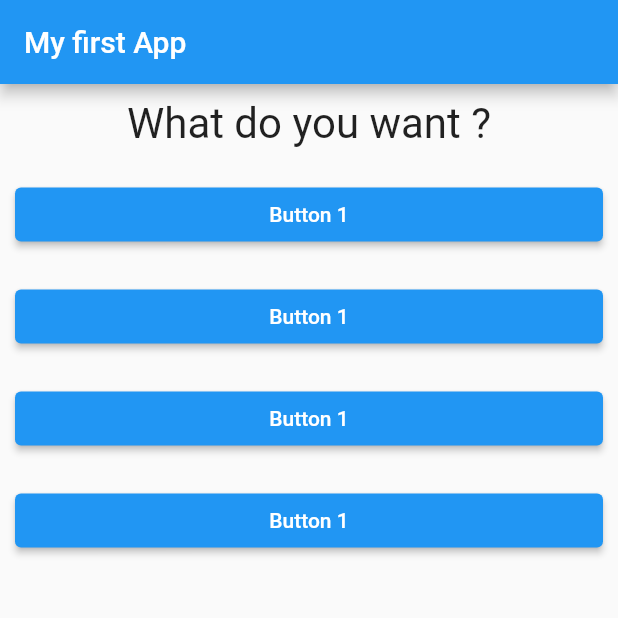
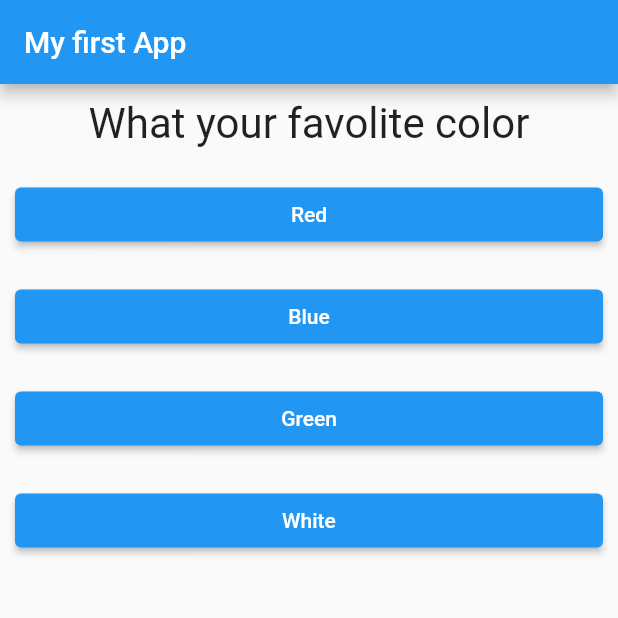
Before and after one commit to JunoSoft/flutterapp2, a Flutter app: the screen it shows after launch, on a phone screen of 412 x 824 dp, the top half of it. Run offline on Flutter 3.47's test engine with Material 2 defaults, Android fonts, the phone set to English and light mode, and no system bars.

Commit message:
added List button

```diff
--- a/lib/Question.dart
+++ b/lib/Question.dart
@@ -2,7 +2,7 @@ import 'package:flutter/material.dart';
 
 class Question extends StatelessWidget {
   final String question;
-  const Question(this.question, {super.key});
+ Question(this.question, {super.key});
 
   @override
   Widget build(BuildContext context){
--- a/lib/ansuer.dart
+++ b/lib/ansuer.dart
@@ -2,14 +2,15 @@ import 'package:flutter/material.dart';
 
 class Ansuer extends StatelessWidget {
   final VoidCallback selectHandler;
-  Ansuer(this.selectHandler);
+  final String answerText;
+  Ansuer(this.selectHandler,this.answerText);
 
   @override
   Widget build(BuildContext context) {
     return Container(
       width:double.infinity,
       margin: const EdgeInsets.all(10),
-      child:ElevatedButton(onPressed: selectHandler, child:const Text("Button 1")),
+      child:ElevatedButton(onPressed: selectHandler, child:Text(answerText)),
     );
   }
 }
--- a/lib/main.dart
+++ b/lib/main.dart
@@ -5,7 +5,8 @@ import 'ansuer.dart';
 void main() {
   runApp(const MyApp());
 }
-class MyApp extends StatefulWidget{
+
+class MyApp extends StatefulWidget {
   const MyApp({super.key});
   @override
   State<StatefulWidget> createState() {
@@ -13,17 +14,30 @@ class MyApp extends StatefulWidget{
   }
 }
 
-class MyAppState extends State<MyApp>{
-
-  var questionIndex = 0;
-  void answerQuestion(){
+class MyAppState extends State<MyApp> {
+  var _questionIndex = 0;
+  void _answerQuestion() {
     setState(() {
-    questionIndex++;
+      _questionIndex++;
     });
   }
+
   @override
   Widget build(BuildContext context) {
-    var questions =["What do you want ?","What your favolite color","No more questions"];
+    var questions = [
+      {
+        'questionText': 'What your favolite color',
+        'answer': ['Red', 'Blue', 'Green', 'White']
+      },
+      {
+        'questionText': 'What is Your name?',
+        'answer': ['Albert', 'Juno', 'MAx', 'Didier']
+      },
+      {
+        'questionText': 'Where do you live',
+        'answer': ['Kimironko', 'Gatsata', 'Kacyiru']
+      }
+    ];
 
     return MaterialApp(
       home: Scaffold(
@@ -31,12 +45,12 @@ class MyAppState extends State<MyApp>{
           title: const Text('My first App'),
         ),
         body: Column(
-          children:[
-           Question(questions[questionIndex]),
-           Ansuer(answerQuestion),
-           Ansuer(answerQuestion),
-           Ansuer(answerQuestion),
-           Ansuer(answerQuestion),
+          children: [
+            Question((questions[_questionIndex]['questionText']).toString()),
+            ...(questions[_questionIndex]['answer'] as List<String>).map((answer){
+              return Ansuer(_answerQuestion,answer);
+            }).toList()
+
           ],
         ),
       ),
```
